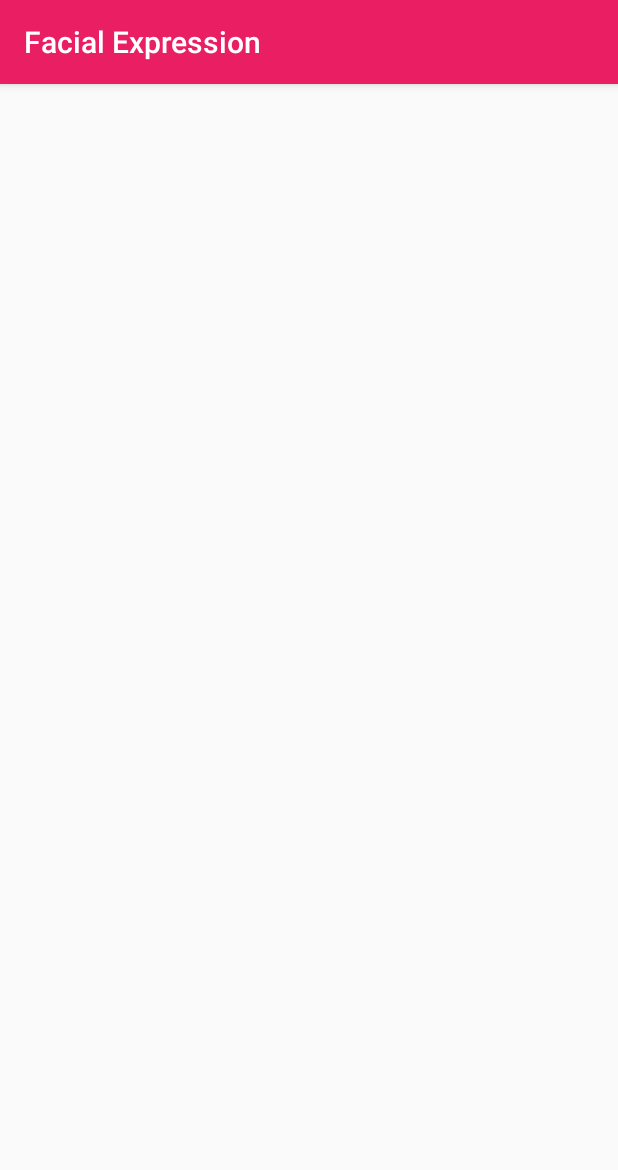
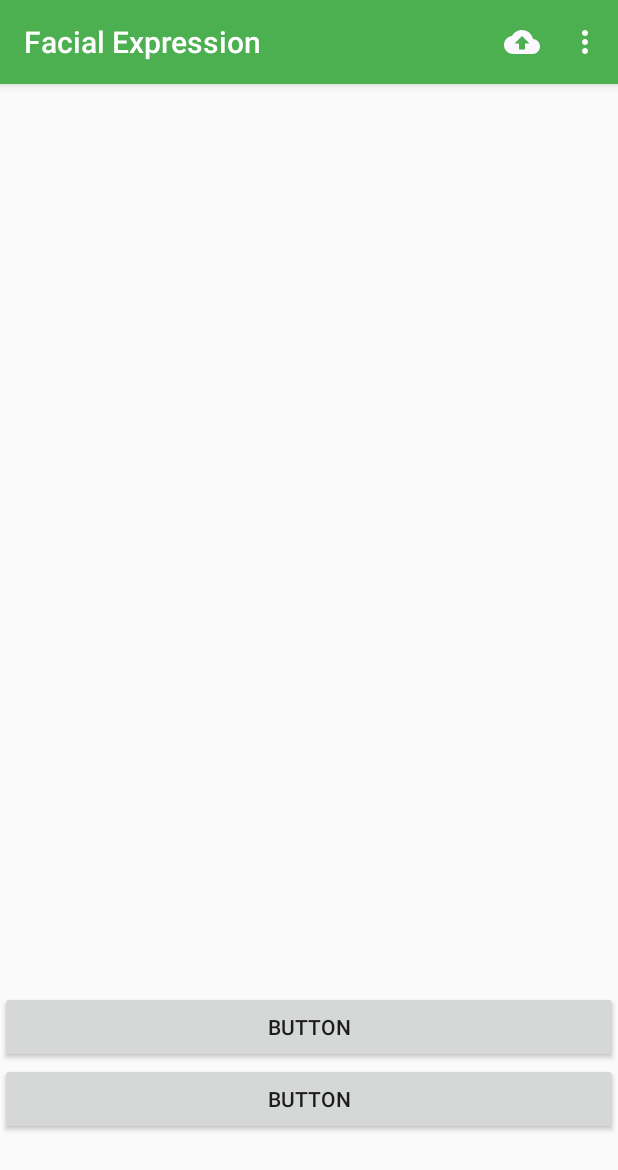
Before and after one commit to ctkqiang/Facial_Expression, an Android app: the screen it shows after launch (MainActivity), on a phone screen of 412 x 824 dp. Shown: the top 1170 px of the screen. Run offline under Robolectric (Android 15) with nearby library versions, the phone set to English and light mode, and no system bars; libraries missing offline, so code that uses them is left out: cn.pedant, com.camerakit; plain views replace CameraKitView.

Commit message:
UI Updated

```diff
--- a/app/build.gradle
+++ b/app/build.gradle
@@ -32,5 +32,7 @@ dependencies {
     implementation 'com.uttampanchasara.pdfgenerator:pdfgenerator:1.3'
     // FIREBASE :
     implementation 'com.google.firebase:firebase-analytics:17.2.2'
+    // Dialogue:
+    implementation 'com.github.f0ris.sweetalert:library:1.6.2'
 }
 apply plugin: 'com.google.gms.google-services'
--- a/app/src/main/AndroidManifest.xml
+++ b/app/src/main/AndroidManifest.xml
@@ -3,6 +3,15 @@
     xmlns:tools="http://schemas.android.com/tools"
     android:installLocation="preferExternal"
     package="com.johnmelodyme.facialexpression">
+
+    <uses-permission android:name="android.permission.INTERNET" />
+    <uses-permission android:name="android.permission.ACCESS_NETWORK_STATE" />
+    <uses-permission android:name="android.permission.CAMERA" />
+    <uses-feature android:name="android.hardware.camera" />
+    <uses-feature android:name="android.hardware.camera.autofocus" />
+    <uses-permission android:name="android.permission.WRITE_EXTERNAL_STORAGE" />
+    <uses-permission android:name="android.permission.READ_EXTERNAL_STORAGE" />
+    <uses-permission android:name="android.permission.ACCESS_BACKGROUND_LOCATION" />
 
     <application
         android:allowBackup="true"
--- a/app/src/main/java/com/johnmelodyme/facialexpression/MainActivity.java
+++ b/app/src/main/java/com/johnmelodyme/facialexpression/MainActivity.java
@@ -7,7 +7,14 @@ package com.johnmelodyme.facialexpression;
 import androidx.appcompat.app.AppCompatActivity;
 import android.os.Bundle;
 import android.util.Log;
+import android.view.Menu;
+import android.view.MenuItem;
+import android.widget.ImageView;
+import android.widget.TextView;
+
 import com.camerakit.CameraKitView;
+
+import cn.pedant.SweetAlert.SweetAlertDialog;
 
 /**
  * @Author : John Melody Melissa
@@ -18,7 +25,8 @@ import com.camerakit.CameraKitView;
 public class MainActivity extends AppCompatActivity {
     private static final String TAG = "MainActivity";
     private CameraKitView CameraView;
-
+    private ImageView USER_IMAGE;
+    private TextView USER_EMOTION, PROBABILITY;
 
     @Override
     protected void onCreate(Bundle savedInstanceState) {
@@ -26,4 +34,31 @@ public class MainActivity extends AppCompatActivity {
         setContentView(R.layout.activity_main);
         Log.d(TAG, "onCreate: Starting Application...");
     }
+
+    // MENU ITEMS:
+    @Override
+    public boolean onCreateOptionsMenu(Menu menu) {
+        getMenuInflater().inflate(R.menu.menu, menu);
+        return true;
+    }
+
+    @Override
+    public boolean onOptionsItemSelected(MenuItem item) {
+        int ID = item.getItemId();
+
+        if (ID == R.id.about){
+            Log.d(TAG, "onOptionsItemSelected: \"Developed by John Melody Melissa\" ");
+            new SweetAlertDialog(MainActivity.this)
+                    .setTitleText("Version 1.0.0")
+                    .setContentText("Developed by John Melody Melissa")
+                    .show();
+            return true;
+        }
+
+        if (ID == R.id.upload){
+            return true;
+        }
+
+        return super.onOptionsItemSelected(item);
+    }
 }
--- /dev/null
+++ b/app/src/main/res/drawable/ic_cloud_upload_black_24dp.xml
@@ -0,0 +1,5 @@
+<vector android:height="24dp" android:tint="#FBF9FF"
+    android:viewportHeight="24.0" android:viewportWidth="24.0"
+    android:width="24dp" xmlns:android="http://schemas.android.com/apk/res/android">
+    <path android:fillColor="#FF000000" android:pathData="M19.35,10.04C18.67,6.59 15.64,4 12,4 9.11,4 6.6,5.64 5.35,8.04 2.34,8.36 0,10.91 0,14c0,3.31 2.69,6 6,6h13c2.76,0 5,-2.24 5,-5 0,-2.64 -2.05,-4.78 -4.65,-4.96zM14,13v4h-4v-4H7l5,-5 5,5h-3z"/>
+</vector>
--- /dev/null
+++ b/app/src/main/res/drawable/ic_info_black_24dp.xml
@@ -0,0 +1,5 @@
+<vector android:height="24dp" android:tint="#FBF9FF"
+    android:viewportHeight="24.0" android:viewportWidth="24.0"
+    android:width="24dp" xmlns:android="http://schemas.android.com/apk/res/android">
+    <path android:fillColor="#FF000000" android:pathData="M12,2C6.48,2 2,6.48 2,12s4.48,10 10,10 10,-4.48 10,-10S17.52,2 12,2zM13,17h-2v-6h2v6zM13,9h-2L11,7h2v2z"/>
+</vector>
--- a/app/src/main/res/layout/activity_main.xml
+++ b/app/src/main/res/layout/activity_main.xml
@@ -6,14 +6,56 @@
     android:layout_height="match_parent"
     tools:context=".MainActivity">
 
-<!--    <com.camerakit.CameraKitView-->
-<!--        android:id="@+id/CameraView"-->
-<!--        android:layout_width="0dp"-->
-<!--        android:layout_height="200dp"-->
-<!--        android:layout_marginStart="105dp"-->
-<!--        android:layout_marginEnd="105dp"-->
-<!--        app:layout_constraintEnd_toEndOf="parent"-->
-<!--        app:layout_constraintStart_toStartOf="parent"-->
-<!--        app:layout_constraintTop_toTopOf="parent" />-->
+    <ScrollView
+        android:layout_width="match_parent"
+        android:layout_height="match_parent"
+        app:layout_constraintBottom_toBottomOf="parent"
+        app:layout_constraintEnd_toEndOf="parent"
+        app:layout_constraintTop_toTopOf="parent">
 
+
+        <LinearLayout
+            android:layout_width="match_parent"
+            android:layout_height="wrap_content"
+            android:orientation="vertical">
+
+            <ImageView
+                android:id="@+id/user_image"
+                android:layout_width="match_parent"
+                android:contentDescription="@string/app_name"
+                android:layout_height="200dp" />
+
+            <TextView
+                android:id="@+id/Emotion"
+                android:layout_width="match_parent"
+                android:layout_height="wrap_content"
+                android:textSize="20sp" />
+
+            <TextView
+                android:id="@+id/probability"
+                android:layout_width="match_parent"
+                android:layout_height="wrap_content"
+                android:textSize="20sp" />
+
+            <TextView
+                android:id="@+id/textView4"
+                android:layout_width="match_parent"
+                android:layout_height="350dp"
+                android:textAlignment="viewStart"
+                android:textSize="19sp" />
+
+            <Button
+                android:id="@+id/button30"
+                android:layout_width="match_parent"
+                android:layout_height="wrap_content"
+                android:text="Button" />
+
+            <Button
+                android:id="@+id/button31"
+                android:layout_width="match_parent"
+                android:layout_height="wrap_content"
+                android:text="Button" />
+
+        </LinearLayout>
+    </ScrollView>
 </androidx.constraintlayout.widget.ConstraintLayout>
--- /dev/null
+++ b/app/src/main/res/menu/menu.xml
@@ -0,0 +1,22 @@
+<?xml version="1.0" encoding="utf-8"?>
+<menu xmlns:android="http://schemas.android.com/apk/res/android"
+    xmlns:app="http://schemas.android.com/apk/res-auto">
+
+
+    <item
+        android:id="@+id/upload"
+        android:title="@string/upload"
+        android:icon="@drawable/ic_cloud_upload_black_24dp"
+        app:showAsAction="ifRoom"
+        />
+
+
+    <item
+        android:id="@+id/about"
+        android:title="@string/about"
+        android:icon="@drawable/ic_info_black_24dp"
+        app:showAsAction="collapseActionView"
+        />
+
+
+</menu>
--- a/app/src/main/res/values/colors.xml
+++ b/app/src/main/res/values/colors.xml
@@ -1,6 +1,6 @@
 <?xml version="1.0" encoding="utf-8"?>
 <resources>
-    <color name="colorPrimary">#E91E63</color>
-    <color name="colorPrimaryDark">#E91E63</color>
-    <color name="colorAccent">#E91E63</color>
+    <color name="colorPrimary">#4CAF50</color>
+    <color name="colorPrimaryDark">#4CAF50</color>
+    <color name="colorAccent">#4CAF50</color>
 </resources>
--- a/app/src/main/res/values/strings.xml
+++ b/app/src/main/res/values/strings.xml
@@ -1,3 +1,7 @@
 <resources>
     <string name="app_name">Facial Expression</string>
+    <string name="about">About</string>
+    <string name="export">Export</string>
+    <string name="sourcecode">Source Code</string>
+    <string name="upload">Upload</string>
 </resources>
```
